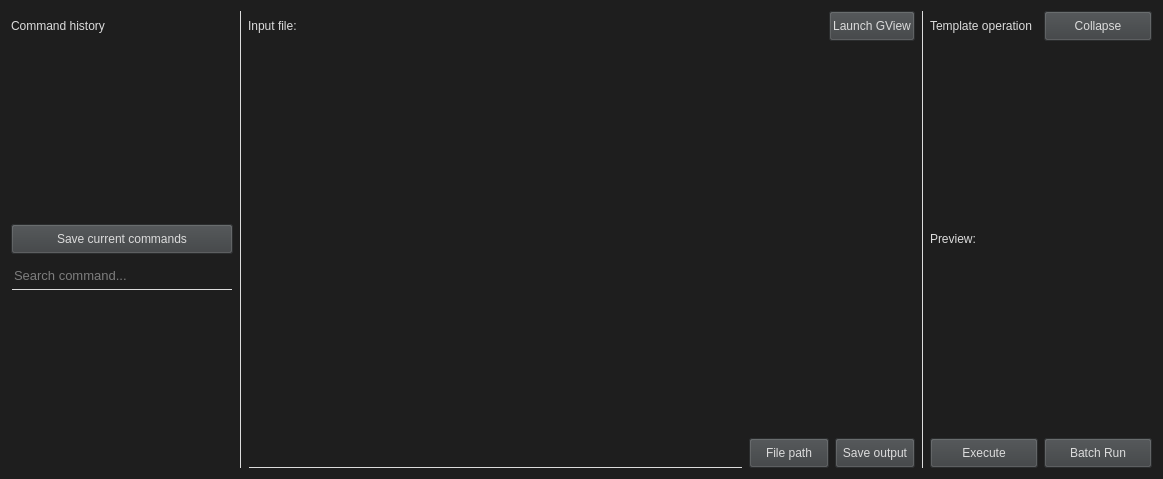
Above: UI/Multiwfn_GUI.ui from liyuanhe211/Multiwfn_GUI before the change. Below: the same form after it.
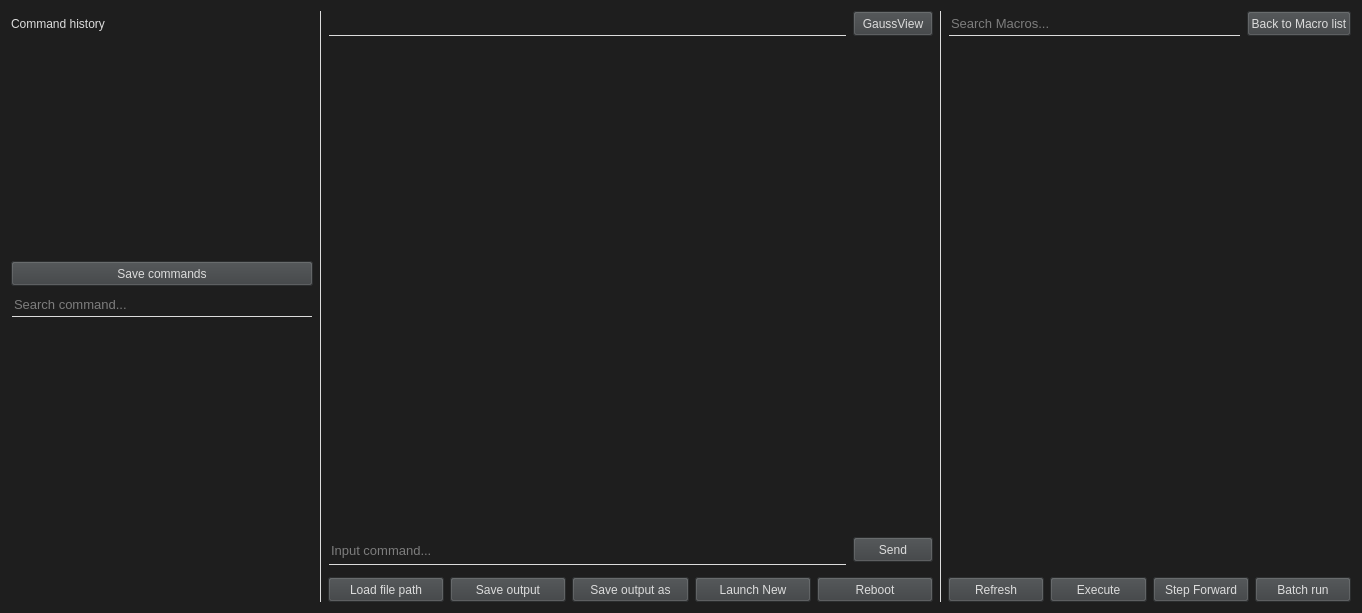
That is the form after the change.

The edit to the form file:
```diff
--- a/UI/Multiwfn_GUI.ui
+++ b/UI/Multiwfn_GUI.ui
@@ -6,27 +6,202 @@
    <rect>
     <x>0</x>
     <y>0</y>
-    <width>1163</width>
-    <height>479</height>
+    <width>1362</width>
+    <height>613</height>
    </rect>
   </property>
   <property name="windowTitle">
    <string>Multiwfn GUI</string>
   </property>
   <property name="styleSheet">
-   <string notr="true">color: #DCDCDC; 
-                                      background-color: #1E1E1E;
-                                      font: 10pt &quot;Consolas&quot;;</string>
+   <string notr="true">QWidget {
+    color: #DCDCDC;
+    background-color: #1E1E1E;
+    font: 10pt &quot;Consolas&quot;;
+}
+</string>
   </property>
-  <layout class="QHBoxLayout" name="horizontalLayout_2">
+  <layout class="QVBoxLayout" name="verticalLayout">
    <item>
-    <layout class="QGridLayout" name="gridLayout_2" columnstretch="1,0,3,0,1,0">
-     <item row="3" column="0">
+    <layout class="QGridLayout" name="gridLayout_2" rowstretch="0,1,0,0,0,1,0,0,0,0" columnstretch="3,0,6,0,4">
+     <item row="7" column="2">
+      <layout class="QHBoxLayout" name="horizontalLayout">
+       <item>
+        <widget class="QLineEdit" name="input_lineEdit">
+         <property name="minimumSize">
+          <size>
+           <width>0</width>
+           <height>30</height>
+          </size>
+         </property>
+         <property name="font">
+          <font>
+           <pointsize>10</pointsize>
+           <italic>false</italic>
+           <bold>false</bold>
+          </font>
+         </property>
+         <property name="styleSheet">
+          <string notr="true">color: #DCDCDC; 
+                         background-color: #1E1E1E;
+                         font: 10pt &quot;Consolas&quot;;
+border: 1px solid #1E1E1E;
+border-bottom-color: #DCDCDC;</string>
+         </property>
+         <property name="frame">
+          <bool>true</bool>
+         </property>
+         <property name="placeholderText">
+          <string>Input command...</string>
+         </property>
+        </widget>
+       </item>
+       <item>
+        <widget class="QPushButton" name="send_command_pushButton">
+         <property name="minimumSize">
+          <size>
+           <width>0</width>
+           <height>25</height>
+          </size>
+         </property>
+         <property name="styleSheet">
+          <string notr="true">background-color: rgb(60, 63, 65);</string>
+         </property>
+         <property name="text">
+          <string>Send</string>
+         </property>
+        </widget>
+       </item>
+      </layout>
+     </item>
+     <item row="0" column="3" rowspan="10">
+      <widget class="Line" name="line_3">
+       <property name="styleSheet">
+        <string notr="true">color: #DCDCDC;</string>
+       </property>
+       <property name="frameShadow">
+        <enum>QFrame::Plain</enum>
+       </property>
+       <property name="orientation">
+        <enum>Qt::Vertical</enum>
+       </property>
+      </widget>
+     </item>
+     <item row="0" column="1" rowspan="10">
+      <widget class="Line" name="line_2">
+       <property name="styleSheet">
+        <string notr="true">color: #DCDCDC;</string>
+       </property>
+       <property name="frameShadow">
+        <enum>QFrame::Plain</enum>
+       </property>
+       <property name="orientation">
+        <enum>Qt::Vertical</enum>
+       </property>
+      </widget>
+     </item>
+     <item row="9" column="2">
+      <layout class="QHBoxLayout" name="horizontalLayout_2">
+       <item>
+        <widget class="QPushButton" name="load_file_path_pushButton">
+         <property name="minimumSize">
+          <size>
+           <width>0</width>
+           <height>25</height>
+          </size>
+         </property>
+         <property name="styleSheet">
+          <string notr="true">background-color: rgb(60, 63, 65);</string>
+         </property>
+         <property name="text">
+          <string>Load file path</string>
+         </property>
+        </widget>
+       </item>
+       <item>
+        <widget class="QPushButton" name="pushButton_10">
+         <property name="minimumSize">
+          <size>
+           <width>0</width>
+           <height>25</height>
+          </size>
+         </property>
+         <property name="maximumSize">
+          <size>
+           <width>16777215</width>
+           <height>16777215</height>
+          </size>
+         </property>
+         <property name="styleSheet">
+          <string notr="true">background-color: rgb(60, 63, 65);</string>
+         </property>
+         <property name="text">
+          <string>Save output</string>
+         </property>
+        </widget>
+       </item>
+       <item>
+        <widget class="QPushButton" name="pushButton_12">
+         <property name="minimumSize">
+          <size>
+           <width>0</width>
+           <height>25</height>
+          </size>
+         </property>
+         <property name="maximumSize">
+          <size>
+           <width>16777215</width>
+           <height>16777215</height>
+          </size>
+         </property>
+         <property name="styleSheet">
+          <string notr="true">background-color: rgb(60, 63, 65);</string>
+         </property>
+         <property name="text">
+          <string>Save output as</string>
+         </property>
+        </widget>
+       </item>
+       <item>
+        <widget class="QPushButton" name="launch_new_pushButton">
+         <property name="minimumSize">
+          <size>
+           <width>0</width>
+           <height>25</height>
+          </size>
+         </property>
+         <property name="styleSheet">
+          <string notr="true">background-color: rgb(60, 63, 65);</string>
+         </property>
+         <property name="text">
+          <string>Launch New</string>
+         </property>
+        </widget>
+       </item>
+       <item>
+        <widget class="QPushButton" name="reboot_pushButton">
+         <property name="minimumSize">
+          <size>
+           <width>0</width>
+           <height>25</height>
+          </size>
+         </property>
+         <property name="styleSheet">
+          <string notr="true">background-color: rgb(60, 63, 65);</string>
+         </property>
+         <property name="text">
+          <string>Reboot</string>
+         </property>
+        </widget>
+       </item>
+      </layout>
+     </item>
+     <item row="4" column="0">
       <widget class="QLineEdit" name="input_lineEdit_2">
        <property name="minimumSize">
         <size>
          <width>0</width>
-         <height>30</height>
+         <height>25</height>
         </size>
        </property>
        <property name="font">
@@ -37,10 +212,7 @@
         </font>
        </property>
        <property name="styleSheet">
-        <string notr="true">color: #DCDCDC; 
-                         background-color: #1E1E1E;
-                         font: 10pt &quot;Consolas&quot;;
-border: 1px solid #1E1E1E;
+        <string notr="true">border: 1px solid #1E1E1E;
 border-bottom-color: #DCDCDC;</string>
        </property>
        <property name="inputMask">
@@ -54,12 +226,12 @@
        </property>
       </widget>
      </item>
-     <item row="2" column="0">
+     <item row="3" column="0">
       <widget class="QPushButton" name="pushButton_4">
        <property name="minimumSize">
         <size>
          <width>0</width>
-         <height>30</height>
+         <height>25</height>
         </size>
        </property>
        <property name="focusPolicy">
@@ -69,49 +241,16 @@
         <string notr="true">background-color: rgb(60, 63, 65);</string>
        </property>
        <property name="text">
-        <string>Save current commands</string>
+        <string>Save commands</string>
        </property>
       </widget>
      </item>
-     <item row="0" column="2">
-      <layout class="QHBoxLayout" name="horizontalLayout_3" stretch="1,0">
-       <item>
-        <widget class="QLabel" name="label_5">
-         <property name="minimumSize">
-          <size>
-           <width>0</width>
-           <height>30</height>
-          </size>
-         </property>
-         <property name="text">
-          <string>Input file:</string>
-         </property>
-        </widget>
-       </item>
-       <item>
-        <widget class="QPushButton" name="pushButton_6">
-         <property name="minimumSize">
-          <size>
-           <width>0</width>
-           <height>30</height>
-          </size>
-         </property>
-         <property name="styleSheet">
-          <string notr="true">background-color: rgb(60, 63, 65);</string>
-         </property>
-         <property name="text">
-          <string>Launch GView</string>
-         </property>
-        </widget>
-       </item>
-      </layout>
-     </item>
      <item row="0" column="0">
       <widget class="QLabel" name="label_3">
        <property name="minimumSize">
         <size>
          <width>0</width>
-         <height>20</height>
+         <height>25</height>
         </size>
        </property>
        <property name="text">
@@ -119,6 +258,122 @@
        </property>
       </widget>
      </item>
+     <item row="0" column="2">
+      <layout class="QHBoxLayout" name="horizontalLayout_3" stretch="0,0">
+       <item>
+        <widget class="QLineEdit" name="input_file_lineEdit">
+         <property name="minimumSize">
+          <size>
+           <width>0</width>
+           <height>25</height>
+          </size>
+         </property>
+         <property name="font">
+          <font>
+           <pointsize>10</pointsize>
+           <italic>false</italic>
+           <bold>false</bold>
+          </font>
+         </property>
+         <property name="styleSheet">
+          <string notr="true">border: 1px solid #1E1E1E;
+border-bottom-color: #DCDCDC;</string>
+         </property>
+         <property name="inputMask">
+          <string/>
+         </property>
+         <property name="text">
+          <string/>
+         </property>
+         <property name="frame">
+          <bool>true</bool>
+         </property>
+         <property name="readOnly">
+          <bool>true</bool>
+         </property>
+         <property name="placeholderText">
+          <string/>
+         </property>
+        </widget>
+       </item>
+       <item>
+        <widget class="QPushButton" name="open_GaussView_pushButton">
+         <property name="minimumSize">
+          <size>
+           <width>80</width>
+           <height>25</height>
+          </size>
+         </property>
+         <property name="styleSheet">
+          <string notr="true">background-color: rgb(60, 63, 65);</string>
+         </property>
+         <property name="text">
+          <string>GaussView</string>
+         </property>
+        </widget>
+       </item>
+      </layout>
+     </item>
+     <item row="0" column="4">
+      <layout class="QHBoxLayout" name="horizontalLayout_5">
+       <item>
+        <widget class="QLineEdit" name="search_macros_lineEdit">
+         <property name="minimumSize">
+          <size>
+           <width>0</width>
+           <height>25</height>
+          </size>
+         </property>
+         <property name="font">
+          <font>
+           <pointsize>10</pointsize>
+           <italic>false</italic>
+           <bold>false</bold>
+          </font>
+         </property>
+         <property name="styleSheet">
+          <string notr="true">border: 1px solid #1E1E1E;
+border-bottom-color: #DCDCDC;</string>
+         </property>
+         <property name="inputMask">
+          <string/>
+         </property>
+         <property name="text">
+          <string/>
+         </property>
+         <property name="frame">
+          <bool>true</bool>
+         </property>
+         <property name="readOnly">
+          <bool>true</bool>
+         </property>
+         <property name="placeholderText">
+          <string>Search Macros...</string>
+         </property>
+        </widget>
+       </item>
+       <item>
+        <widget class="QPushButton" name="show_macro_list_pushButton">
+         <property name="minimumSize">
+          <size>
+           <width>0</width>
+           <height>25</height>
+          </size>
+         </property>
+         <property name="focusPolicy">
+          <enum>Qt::ClickFocus</enum>
+         </property>
+         <property name="styleSheet">
+          <string notr="true">background-color: rgb(60, 63, 65);
+</string>
+         </property>
+         <property name="text">
+          <string>Back to Macro list</string>
+         </property>
+        </widget>
+       </item>
+      </layout>
+     </item>
      <item row="1" column="0">
       <widget class="QTextEdit" name="textEdit_3">
        <property name="focusPolicy">
@@ -127,88 +382,115 @@
        <property name="frameShape">
         <enum>QFrame::NoFrame</enum>
        </property>
+       <property name="lineWrapMode">
+        <enum>QTextEdit::NoWrap</enum>
+       </property>
        <property name="readOnly">
         <bool>true</bool>
        </property>
       </widget>
      </item>
-     <item row="5" column="2">
-      <layout class="QHBoxLayout" name="horizontalLayout">
+     <item row="9" column="4">
+      <layout class="QHBoxLayout" name="horizontalLayout_4">
        <item>
-        <widget class="QLineEdit" name="input_lineEdit">
+        <widget class="QPushButton" name="refresh_macro_list_pushButton">
          <property name="minimumSize">
           <size>
            <width>0</width>
-           <height>30</height>
+           <height>25</height>
           </size>
          </property>
-         <property name="font">
-          <font>
-           <pointsize>10</pointsize>
-           <italic>false</italic>
-           <bold>false</bold>
-          </font>
+         <property name="focusPolicy">
+          <enum>Qt::ClickFocus</enum>
          </property>
          <property name="styleSheet">
-          <string notr="true">color: #DCDCDC; 
-                         background-color: #1E1E1E;
-                         font: 10pt &quot;Consolas&quot;;
-border: 1px solid #1E1E1E;
-border-bottom-color: #DCDCDC;</string>
+          <string notr="true">background-color: rgb(60, 63, 65);</string>
          </property>
-         <property name="frame">
-          <bool>true</bool>
+         <property name="text">
+          <string>Refresh</string>
          </property>
         </widget>
        </item>
        <item>
-        <widget class="QPushButton" name="pushButton_7">
+        <widget class="QPushButton" name="execute_macro_pushButton">
          <property name="minimumSize">
           <size>
            <width>0</width>
-           <height>30</height>
+           <height>25</height>
           </size>
          </property>
          <property name="styleSheet">
           <string notr="true">background-color: rgb(60, 63, 65);</string>
          </property>
          <property name="text">
-          <string>File path</string>
+          <string>Execute</string>
          </property>
         </widget>
        </item>
        <item>
-        <widget class="QPushButton" name="pushButton_5">
+        <widget class="QPushButton" name="step_forward_pushButton">
          <property name="minimumSize">
           <size>
            <width>0</width>
-           <height>30</height>
+           <height>25</height>
           </size>
          </property>
          <property name="styleSheet">
           <string notr="true">background-color: rgb(60, 63, 65);</string>
          </property>
          <property name="text">
-          <string>Save output</string>
+          <string>Step Forward</string>
+         </property>
+        </widget>
+       </item>
+       <item>
+        <widget class="QPushButton" name="batch_run_pushButton">
+         <property name="minimumSize">
+          <size>
+           <width>0</width>
+           <height>25</height>
+          </size>
+         </property>
+         <property name="focusPolicy">
+          <enum>Qt::ClickFocus</enum>
+         </property>
+         <property name="styleSheet">
+          <string notr="true">background-color: rgb(60, 63, 65);</string>
+         </property>
+         <property name="text">
+          <string>Batch run</string>
          </property>
         </widget>
        </item>
       </layout>
      </item>
-     <item row="0" column="3" rowspan="6">
-      <widget class="Line" name="line_3">
+     <item row="4" column="4" rowspan="4">
+      <widget class="QTextEdit" name="macro_content_textEdit">
+       <property name="focusPolicy">
+        <enum>Qt::ClickFocus</enum>
+       </property>
        <property name="styleSheet">
-        <string notr="true">color: #DCDCDC;</string>
+        <string notr="true">QTextEdit { line-height: 2; }</string>
        </property>
-       <property name="frameShadow">
-        <enum>QFrame::Plain</enum>
+       <property name="frameShape">
+        <enum>QFrame::NoFrame</enum>
        </property>
-       <property name="orientation">
-        <enum>Qt::Vertical</enum>
+       <property name="lineWrapMode">
+        <enum>QTextEdit::NoWrap</enum>
+       </property>
+       <property name="readOnly">
+        <bool>true</bool>
+       </property>
+       <property name="html">
+        <string>&lt;!DOCTYPE HTML PUBLIC &quot;-//W3C//DTD HTML 4.0//EN&quot; &quot;http://www.w3.org/TR/REC-html40/strict.dtd&quot;&gt;
+&lt;html&gt;&lt;head&gt;&lt;meta name=&quot;qrichtext&quot; content=&quot;1&quot; /&gt;&lt;meta charset=&quot;utf-8&quot; /&gt;&lt;style type=&quot;text/css&quot;&gt;
+p, li { white-space: pre-wrap; }
+&lt;/style&gt;&lt;/head&gt;&lt;body style=&quot; font-family:'Consolas'; font-size:10pt; font-weight:400; font-style:normal;&quot;&gt;
+&lt;p style=&quot;-qt-paragraph-type:empty; margin-top:0px; margin-bottom:0px; margin-left:0px; margin-right:0px; -qt-block-indent:0; text-indent:0px;&quot;&gt;&lt;br /&gt;&lt;/p&gt;&lt;/body&gt;&lt;/html&gt;</string>
        </property>
       </widget>
      </item>
-     <item row="1" column="2" rowspan="4">
+     <item row="1" column="2" rowspan="6">
       <widget class="QWidget" name="output_widget" native="true">
        <layout class="QVBoxLayout" name="output_verticalLayout">
         <property name="spacing">
@@ -229,7 +511,7 @@
        </layout>
       </widget>
      </item>
-     <item row="4" column="0" rowspan="2">
+     <item row="5" column="0" rowspan="5">
       <widget class="QScrollArea" name="search_command_selector_scrollArea">
        <property name="focusPolicy">
         <enum>Qt::ClickFocus</enum>
@@ -245,67 +527,15 @@
          <rect>
           <x>0</x>
           <y>0</y>
-          <width>223</width>
-          <height>173</height>
+          <width>303</width>
+          <height>281</height>
          </rect>
         </property>
        </widget>
       </widget>
      </item>
-     <item row="0" column="1" rowspan="6">
-      <widget class="Line" name="line_2">
-       <property name="styleSheet">
-        <string notr="true">color: #DCDCDC;</string>
-       </property>
-       <property name="frameShadow">
-        <enum>QFrame::Plain</enum>
-       </property>
-       <property name="orientation">
-        <enum>Qt::Vertical</enum>
-       </property>
-      </widget>
-     </item>
-     <item row="0" column="4">
-      <layout class="QHBoxLayout" name="horizontalLayout_5">
-       <item>
-        <widget class="QLabel" name="label_6">
-         <property name="minimumSize">
-          <size>
-           <width>0</width>
-           <height>30</height>
-          </size>
-         </property>
-         <property name="text">
-          <string>Template operation</string>
-         </property>
-        </widget>
-       </item>
-       <item>
-        <widget class="QPushButton" name="pushButton_2">
-         <property name="minimumSize">
-          <size>
-           <width>0</width>
-           <height>30</height>
-          </size>
-         </property>
-         <property name="focusPolicy">
-          <enum>Qt::ClickFocus</enum>
-         </property>
-         <property name="styleSheet">
-          <string notr="true">background-color: rgb(60, 63, 65);</string>
-         </property>
-         <property name="text">
-          <string>Collapse</string>
-         </property>
-         <property name="checkable">
-          <bool>true</bool>
-         </property>
-        </widget>
-       </item>
-      </layout>
-     </item>
-     <item row="1" column="4">
-      <widget class="QScrollArea" name="template_selector_scrollArea">
+     <item row="1" column="4" rowspan="3">
+      <widget class="QScrollArea" name="macro_selector_scrollArea">
        <property name="focusPolicy">
         <enum>Qt::ClickFocus</enum>
        </property>
@@ -315,86 +545,35 @@
        <property name="widgetResizable">
         <bool>true</bool>
        </property>
-       <widget class="QWidget" name="scrollAreaWidgetContents">
+       <widget class="QWidget" name="macro_selector_widget">
         <property name="geometry">
          <rect>
           <x>0</x>
           <y>0</y>
-          <width>223</width>
-          <height>170</height>
+          <width>404</width>
+          <height>242</height>
          </rect>
         </property>
+        <layout class="QVBoxLayout" name="verticalLayout_2">
+         <property name="spacing">
+          <number>3</number>
+         </property>
+         <property name="leftMargin">
+          <number>0</number>
+         </property>
+         <property name="topMargin">
+          <number>0</number>
+         </property>
+         <property name="rightMargin">
+          <number>0</number>
+         </property>
+         <property name="bottomMargin">
+          <number>0</number>
+         </property>
+        </layout>
        </widget>
       </widget>
      </item>
-     <item row="2" column="4">
-      <widget class="QLabel" name="label_2">
-       <property name="minimumSize">
-        <size>
-         <width>0</width>
-         <height>30</height>
-        </size>
-       </property>
-       <property name="text">
-        <string>Preview:</string>
-       </property>
-      </widget>
-     </item>
-     <item row="3" column="4" rowspan="2">
-      <widget class="QTextEdit" name="template_content_textEdit">
-       <property name="focusPolicy">
-        <enum>Qt::ClickFocus</enum>
-       </property>
-       <property name="frameShape">
-        <enum>QFrame::NoFrame</enum>
-       </property>
-       <property name="readOnly">
-        <bool>true</bool>
-       </property>
-      </widget>
-     </item>
-     <item row="5" column="4">
-      <layout class="QHBoxLayout" name="horizontalLayout_4">
-       <item>
-        <widget class="QPushButton" name="pushButton">
-         <property name="minimumSize">
-          <size>
-           <width>0</width>
-           <height>30</height>
-          </size>
-         </property>
-         <property name="focusPolicy">
-          <enum>Qt::ClickFocus</enum>
-         </property>
-         <property name="styleSheet">
-          <string notr="true">background-color: rgb(60, 63, 65);</string>
-         </property>
-         <property name="text">
-          <string>Execute</string>
-         </property>
-        </widget>
-       </item>
-       <item>
-        <widget class="QPushButton" name="pushButton_3">
-         <property name="minimumSize">
-          <size>
-           <width>0</width>
-           <height>30</height>
-          </size>
-         </property>
-         <property name="focusPolicy">
-          <enum>Qt::ClickFocus</enum>
-         </property>
-         <property name="styleSheet">
-          <string notr="true">background-color: rgb(60, 63, 65);</string>
-         </property>
-         <property name="text">
-          <string>Batch Run</string>
-         </property>
-        </widget>
-       </item>
-      </layout>
-     </item>
     </layout>
    </item>
   </layout>
```
Left out of the diff: 12 changed lines with no effect on the pictures.
